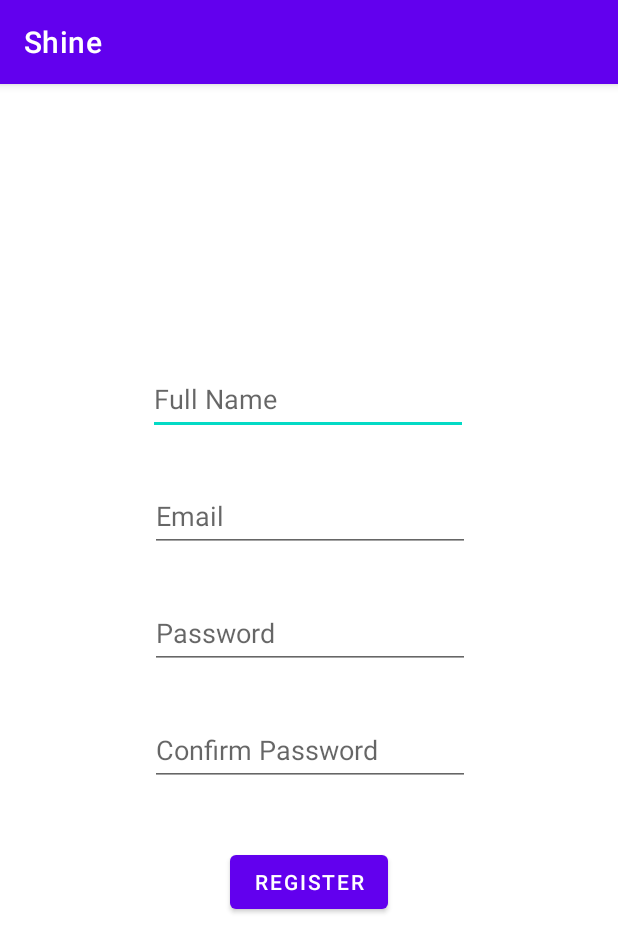
After one commit to amalik23/Shine, an Android app: the RegisterActivity screen opened directly, with no data from a screen before it, on a phone screen of 412 x 824 dp. The commit adds this screen. Shown: the top 952 px of the screen. Run offline under Robolectric (Android 15) with nearby library versions, the phone set to English and light mode, and no system bars; our stand-ins replace Firebase (no records; nobody signed in at launch, a user with empty details on screens opened directly).

Commit message:
Added Firebase login functionality. Can now sign up with an email and password. Can reset password. Can login with an existing email + password combination.

```diff
--- a/app/build.gradle
+++ b/app/build.gradle
@@ -36,6 +36,10 @@ dependencies {
     implementation 'androidx.appcompat:appcompat:1.2.0'
     implementation 'com.google.android.material:material:1.3.0'
     implementation 'androidx.constraintlayout:constraintlayout:2.0.4'
+    implementation 'com.google.firebase:firebase-auth:19.2.0'
+    implementation 'com.google.firebase:firebase-storage:20.0.0'
+    implementation 'com.google.firebase:firebase-firestore:22.1.2'
+    implementation 'com.google.firebase:firebase-database:19.7.0'
     testImplementation 'junit:junit:4.+'
     androidTestImplementation 'androidx.test.ext:junit:1.1.2'
     androidTestImplementation 'androidx.test.espresso:espresso-core:3.3.0'
--- a/app/src/main/AndroidManifest.xml
+++ b/app/src/main/AndroidManifest.xml
@@ -9,6 +9,12 @@
         android:roundIcon="@mipmap/ic_launcher_round"
         android:supportsRtl="true"
         android:theme="@style/Theme.Shine">
+        <activity
+            android:name=".ForgotPasswordActivity"
+            android:exported="false" />
+        <activity
+            android:name=".RegisterActivity"
+            android:exported="false" />
         <activity
             android:name=".HomeScreenActivity"
             android:exported="false" />
--- a/app/src/main/java/com/example/shine/HomeScreenActivity.java
+++ b/app/src/main/java/com/example/shine/HomeScreenActivity.java
@@ -45,8 +45,8 @@ public class HomeScreenActivity extends AppCompatActivity {
         // on the screen for now
         welcomeText = (TextView) findViewById(R.id.textViewHomeScreenWelcome);
         SharedPreferences sharedPreferences = getSharedPreferences("com.example.shine", Context.MODE_PRIVATE);
-        String email = sharedPreferences.getString(MainActivity.emailKey, "");
-        welcomeText.setHint("Welcome " + email);
+        String name = sharedPreferences.getString(MainActivity.nameKey, "");
+        welcomeText.setHint("Welcome " + name);
     }
 
     /**
@@ -91,7 +91,7 @@ public class HomeScreenActivity extends AppCompatActivity {
      */
     private void logout() {
         SharedPreferences sharedPreferences = getSharedPreferences("com.example.shine", Context.MODE_PRIVATE);
-        sharedPreferences.edit().putString(MainActivity.emailKey, "").apply();  // wipe out the email
+        sharedPreferences.edit().putString(MainActivity.uidKey, "").apply();  // wipe out the email
         startActivity(new Intent(this, MainActivity.class));
     }
 
--- /dev/null
+++ b/app/src/main/res/layout/activity_register.xml
@@ -0,0 +1,92 @@
+<?xml version="1.0" encoding="utf-8"?>
+<androidx.constraintlayout.widget.ConstraintLayout xmlns:android="http://schemas.android.com/apk/res/android"
+    xmlns:app="http://schemas.android.com/apk/res-auto"
+    xmlns:tools="http://schemas.android.com/tools"
+    android:layout_width="match_parent"
+    android:layout_height="match_parent"
+    tools:context=".RegisterActivity">
+
+    <EditText
+        android:id="@+id/editTextTextPersonName"
+        android:layout_width="wrap_content"
+        android:layout_height="wrap_content"
+        android:layout_marginBottom="30dp"
+        android:ems="10"
+        android:hint="@string/full_name"
+        android:inputType="textPersonName"
+        android:minHeight="48dp"
+        app:layout_constraintBottom_toTopOf="@+id/editTextTextRegisterEmail"
+        app:layout_constraintEnd_toEndOf="parent"
+        app:layout_constraintHorizontal_bias="0.497"
+        app:layout_constraintStart_toStartOf="parent"
+        tools:ignore="TextContrastCheck" />
+
+    <EditText
+        android:id="@+id/editTextTextRegisterEmail"
+        android:layout_width="wrap_content"
+        android:layout_height="wrap_content"
+        android:layout_marginBottom="30dp"
+        android:ems="10"
+        android:hint="@string/email"
+        android:inputType="none|textWebEmailAddress"
+        android:minHeight="48dp"
+        app:layout_constraintBottom_toTopOf="@+id/editTextTextRegisterPassword"
+        app:layout_constraintEnd_toEndOf="parent"
+        app:layout_constraintHorizontal_bias="0.502"
+        app:layout_constraintStart_toStartOf="parent" />
+
+    <EditText
+        android:id="@+id/editTextTextRegisterPassword"
+        android:layout_width="wrap_content"
+        android:layout_height="wrap_content"
+        android:ems="10"
+        android:hint="@string/password"
+        android:inputType="none|textWebPassword"
+        android:minHeight="48dp"
+        app:layout_constraintBottom_toBottomOf="parent"
+        app:layout_constraintEnd_toEndOf="parent"
+        app:layout_constraintHorizontal_bias="0.502"
+        app:layout_constraintStart_toStartOf="parent"
+        app:layout_constraintTop_toTopOf="parent"
+        app:layout_constraintVertical_bias="0.475"
+        tools:ignore="TextContrastCheck" />
+
+    <EditText
+        android:id="@+id/editTextTextConfirmPassword"
+        android:layout_width="wrap_content"
+        android:layout_height="wrap_content"
+        android:layout_marginTop="30dp"
+        android:ems="10"
+        android:hint="@string/confirm_password"
+        android:inputType="none|textWebPassword"
+        android:minHeight="48dp"
+        app:layout_constraintEnd_toEndOf="parent"
+        app:layout_constraintHorizontal_bias="0.502"
+        app:layout_constraintStart_toStartOf="parent"
+        app:layout_constraintTop_toBottomOf="@+id/editTextTextRegisterPassword"
+        tools:ignore="TextContrastCheck" />
+
+    <Button
+        android:id="@+id/registerButton"
+        android:layout_width="wrap_content"
+        android:layout_height="wrap_content"
+        android:layout_marginTop="40dp"
+        android:onClick="registerUser"
+        android:text="@string/register"
+        app:layout_constraintEnd_toEndOf="parent"
+        app:layout_constraintHorizontal_bias="0.5"
+        app:layout_constraintStart_toStartOf="parent"
+        app:layout_constraintTop_toBottomOf="@+id/editTextTextConfirmPassword" />
+
+    <ProgressBar
+        android:id="@+id/progressBarRegister"
+        style="?android:attr/progressBarStyle"
+        android:layout_width="wrap_content"
+        android:layout_height="wrap_content"
+        android:layout_marginTop="30dp"
+        android:visibility="invisible"
+        app:layout_constraintEnd_toEndOf="parent"
+        app:layout_constraintHorizontal_bias="0.5"
+        app:layout_constraintStart_toStartOf="parent"
+        app:layout_constraintTop_toBottomOf="@+id/registerButton" />
+</androidx.constraintlayout.widget.ConstraintLayout>
--- a/app/src/main/res/values/strings.xml
+++ b/app/src/main/res/values/strings.xml
@@ -7,4 +7,12 @@
     <string name="temp_text">Temp Text</string>
     <string name="add_transaction">Add Transaction</string>
     <string name="new_transaction">New Transaction</string>
+    <string name="password">Password</string>
+    <string name="confirm_password">Confirm Password</string>
+    <string name="full_name">Full Name</string>
+    <string name="email">Email</string>
+    <string name="register">Register</string>
+    <string name="don_t_have_an_account">Don\'t have an account?</string>
+    <string name="forgot_your_password">Forgot your password?</string>
+    <string name="confirm">Confirm</string>
 </resources>
```
Also changed, not shown: app/src/main/java/com/example/shine/ForgotPasswordActivity.java (added, +58 -0 lines), app/src/main/java/com/example/shine/MainActivity.java (+73 -14 lines), app/src/main/java/com/example/shine/RegisterActivity.java (added, +147 -0 lines), app/src/main/java/com/example/shine/User.java (added, +21 -0 lines), app/src/main/res/layout/activity_forgot_password.xml (added, +34 -0 lines), app/src/main/res/layout/activity_main.xml (+12 -13 lines), 1 other file.
